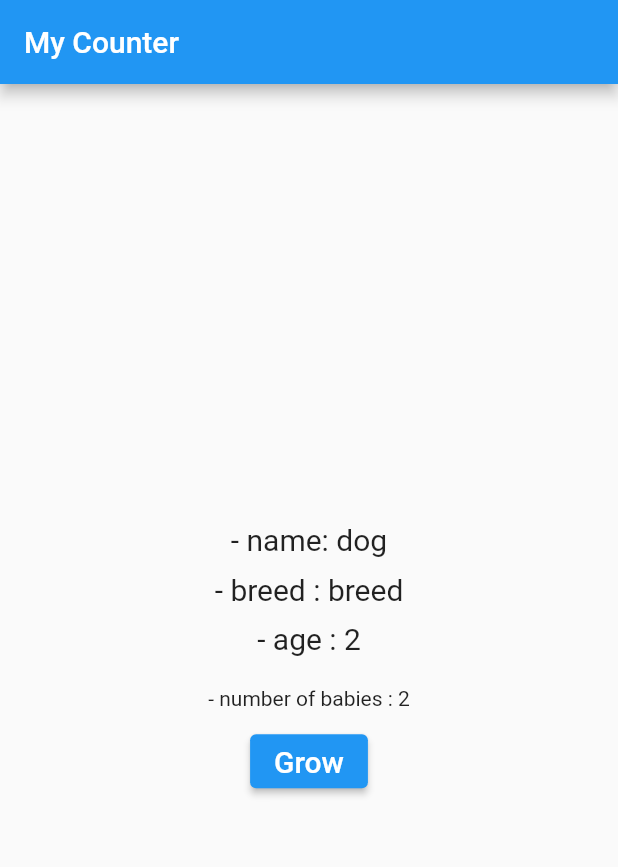
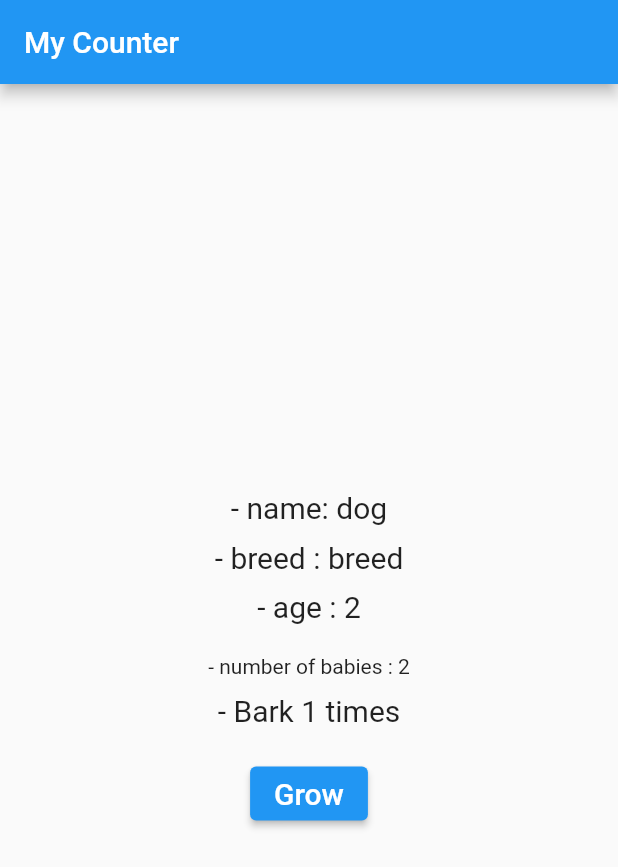
Before and after one commit to fahmi54321/basic_provider, a Flutter app: the screen it shows after launch, after a tap on "Grow", on a phone screen of 412 x 824 dp. Shown: the top 867 px of the screen. Run offline on Flutter 3.47's test engine with Material 2 defaults, Android fonts, the phone set to English and light mode, and no system bars.

Commit message:
stream provider

```diff
--- a/lib/main.dart
+++ b/lib/main.dart
@@ -14,13 +14,11 @@ class MyApp extends StatelessWidget {
   @override
   Widget build(BuildContext context) {
     return MultiProvider(
-      //todo 3
       providers: [
         ChangeNotifierProvider(
           create: (_) => Dog(name: 'dog', breed: 'breed'),
         ),
         FutureProvider(
-          // todo 4
           initialData: 0,
           create: (context) {
             final int dogAge = context.read<Dog>().age;
@@ -28,6 +26,14 @@ class MyApp extends StatelessWidget {
             return babies.getBabies();
           },
         ),
+        StreamProvider(
+            //todo 2
+            create: (context) {
+              final int dogAge = context.read<Dog>().age;
+              final babies = Babies(age: dogAge * 2);
+              return babies.bark();
+            },
+            initialData: 'Bark 0 times')
       ],
       child: MaterialApp(
         title: 'Flutter Demo',
@@ -107,10 +113,18 @@ class Age extends StatelessWidget {
         ),
         const SizedBox(height: 20.0),
         Text(
-          '- number of babies : ${context.watch<int>()}', // todo 5 (finish)
+          '- number of babies : ${context.watch<int>()}',
           // '- number of babies : ${context.read<int>()}',
         ),
         const SizedBox(height: 10.0),
+        Text(
+          //todo 3 (finish)
+          '- ${context.watch<String>()}',
+          style: const TextStyle(
+            fontSize: 20.0,
+          ),
+        ),
+        const SizedBox(height: 20.0),
         ElevatedButton(
           onPressed: () => context.read<Dog>().grow(),
           // onPressed: () => context.watch<Dog>().grow(),
--- a/lib/models/babies.dart
+++ b/lib/models/babies.dart
@@ -1,6 +1,5 @@
 import 'package:flutter/material.dart';
 
-//todo 1
 class Babies with ChangeNotifier {
   final int age;
 
@@ -8,7 +7,6 @@ class Babies with ChangeNotifier {
     required this.age,
   });
 
-  //todo 2 (next main.dart)
   Future<int> getBabies() async {
     await Future.delayed(
       const Duration(seconds: 3),
@@ -22,4 +20,15 @@ class Babies with ChangeNotifier {
       return 2;
     }
   }
+
+  //todo 1 (next main.dart)
+  Stream<String> bark() async* {
+    for (var i = 1; i < age; i++) {
+      await Future.delayed(
+        const Duration(seconds: 2),
+      );
+
+      yield 'Bark $i times';
+    }
+  }
 }
```
